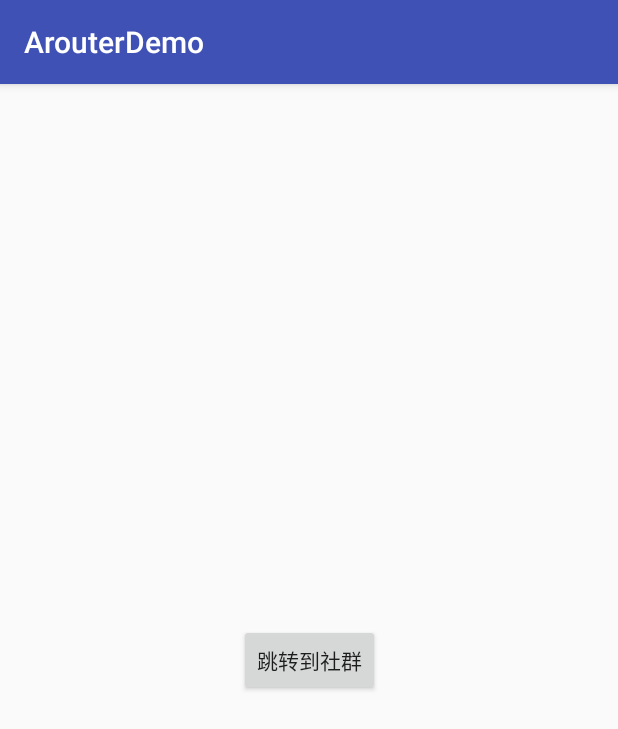
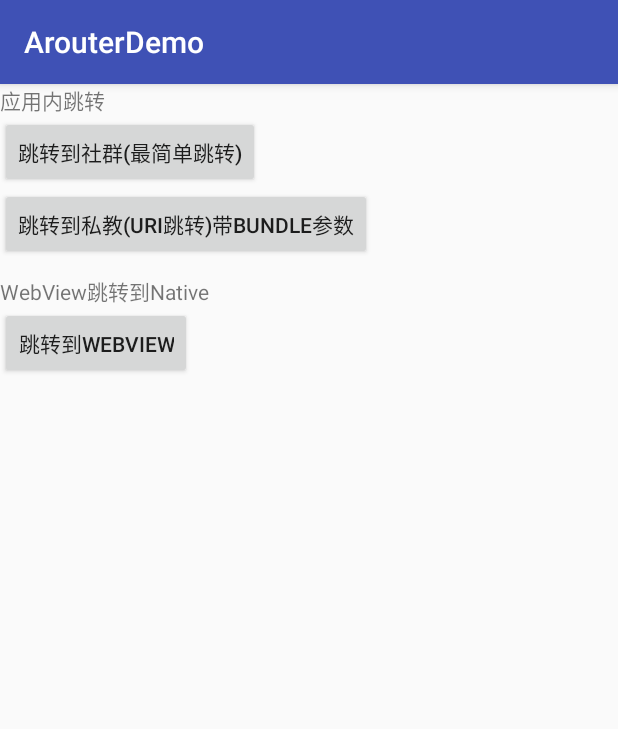
Before and after one commit to sunkeding/ArouterDemo, an Android app: the screen it shows after launch (MainActivity), on a phone screen of 412 x 824 dp. Shown: the top 729 px of the screen. Run offline under Robolectric (Android 15) with nearby library versions, the phone set to English and light mode, and no system bars; libraries missing offline, so code that uses them is left out: com.alibaba.android; 3 statements that could not run were skipped.

Commit message:
webview跳转到native，封装路由中间拦截器，H5可以传参到Native

```diff
--- a/app/src/main/res/layout/activity_main.xml
+++ b/app/src/main/res/layout/activity_main.xml
@@ -1,19 +1,37 @@
 <?xml version="1.0" encoding="utf-8"?>
-<android.support.constraint.ConstraintLayout xmlns:android="http://schemas.android.com/apk/res/android"
-    xmlns:app="http://schemas.android.com/apk/res-auto"
+<LinearLayout xmlns:android="http://schemas.android.com/apk/res/android"
     xmlns:tools="http://schemas.android.com/tools"
     android:layout_width="match_parent"
     android:layout_height="match_parent"
+    android:orientation="vertical"
     tools:context=".MainActivity">
+
+    <TextView
+        android:layout_width="match_parent"
+        android:layout_height="wrap_content"
+        android:text="应用内跳转" />
 
     <Button
         android:id="@+id/bt1"
         android:layout_width="wrap_content"
         android:layout_height="wrap_content"
-        android:text="跳转到社群"
-        app:layout_constraintBottom_toBottomOf="parent"
-        app:layout_constraintLeft_toLeftOf="parent"
-        app:layout_constraintRight_toRightOf="parent"
-        app:layout_constraintTop_toTopOf="parent" />
+        android:text="跳转到社群(最简单跳转)" />
 
-</android.support.constraint.ConstraintLayout>
+    <Button
+        android:id="@+id/bt2"
+        android:layout_width="wrap_content"
+        android:layout_height="wrap_content"
+        android:text="跳转到私教(Uri跳转)带bundle参数" />
+
+    <TextView
+        android:layout_width="match_parent"
+        android:layout_height="wrap_content"
+        android:layout_marginTop="10dp"
+        android:text="WebView跳转到Native" />
+
+    <Button
+        android:id="@+id/bt3"
+        android:layout_width="wrap_content"
+        android:layout_height="wrap_content"
+        android:text="跳转到webview" />
+</LinearLayout>
```
Also changed, not shown: app/src/main/AndroidManifest.xml (+34 -1 lines), app/src/main/java/sunkeding/com/arouterdemo2/MainActivity.java (+20 -1 lines), app/src/main/java/sunkeding/com/arouterdemo2/activity/CircleActvity.java (+12 -0 lines), app/src/main/java/sunkeding/com/arouterdemo2/activity/CoachActvity.java (+10 -0 lines), app/src/main/java/sunkeding/com/arouterdemo2/activity/SchemeFilterActivity.java (added, +46 -0 lines), app/src/main/java/sunkeding/com/arouterdemo2/activity/WebviewActivity.java (added, +32 -0 lines), app/src/main/res/layout/activity_test_webview.xml (added, +14 -0 lines), 1 other file.
